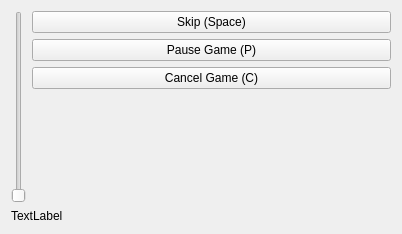
The window that ui/player.ui (tdauth/gustavsfairyland) describes before a commit, drawn with Qt 5.
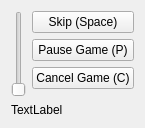
The same window after the commit.

What changed in the file:
```diff
--- a/ui/player.ui
+++ b/ui/player.ui
@@ -6,8 +6,8 @@
    <rect>
     <x>0</x>
     <y>0</y>
-    <width>402</width>
-    <height>234</height>
+    <width>137</width>
+    <height>128</height>
    </rect>
   </property>
   <property name="sizePolicy">
@@ -38,6 +38,9 @@
      </item>
      <item>
       <layout class="QVBoxLayout" name="verticalLayout">
+       <property name="sizeConstraint">
+        <enum>QLayout::SetFixedSize</enum>
+       </property>
        <item>
         <widget class="QPushButton" name="skipPushButton">
          <property name="text">
```
